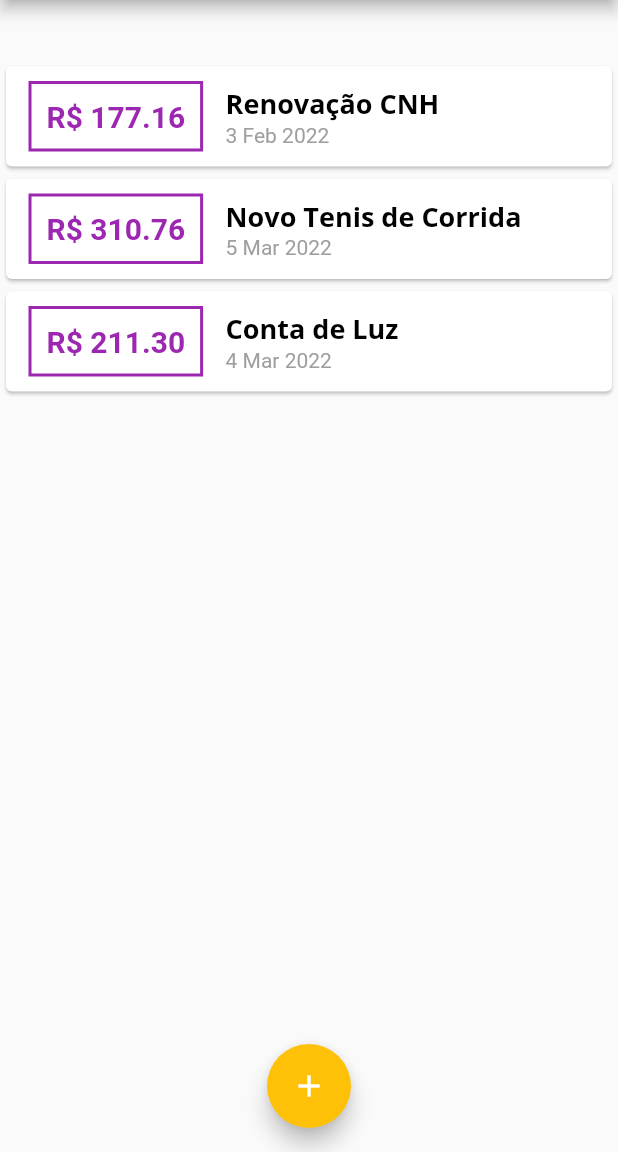
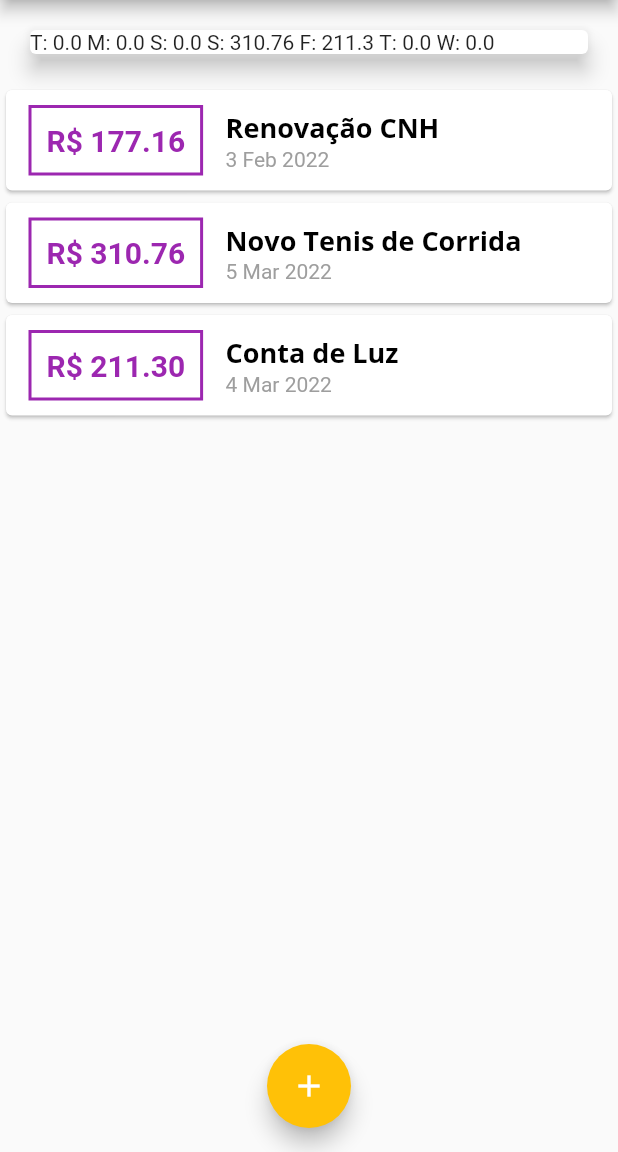
Before and after one commit to jeanmmlima/flutter-guide, a Flutter app: the screen it shows after launch, on a phone screen of 412 x 824 dp, the part 84-1236 px from its top. Run offline on Flutter 3.47's test engine with Material 2 defaults, Android fonts, the phone set to English and light mode, and no system bars.

Commit message:
chart bar

```diff
--- a/f3_expenses/lib/components/chart.dart
+++ b/f3_expenses/lib/components/chart.dart
@@ -19,8 +19,7 @@ class Chart extends StatelessWidget {
         bool sameDay = recentTransactions[i].date.day == weekDay.day;
         bool sameMonth = recentTransactions[i].date.month == weekDay.month;
         bool sameYear = recentTransactions[i].date.year == weekDay.year;
-
-        if (sameYear && sameMonth && sameYear) {
+        if (sameDay && sameMonth && sameYear) {
           totalSum += recentTransactions[i].value;
         }
       }
@@ -38,7 +37,10 @@ class Chart extends StatelessWidget {
     return Card(
       elevation: 6,
       margin: EdgeInsets.all(20),
-      child: Row(children: <Widget>[]),
+      child: Row(
+          children: groupedTransactions.map((tr) {
+        return Text('${tr['day']}: ${tr['value']} ');
+      }).toList()),
     );
   }
 }
```
Also changed, not shown: f3_expenses/lib/components/chart_bar.dart (added).
